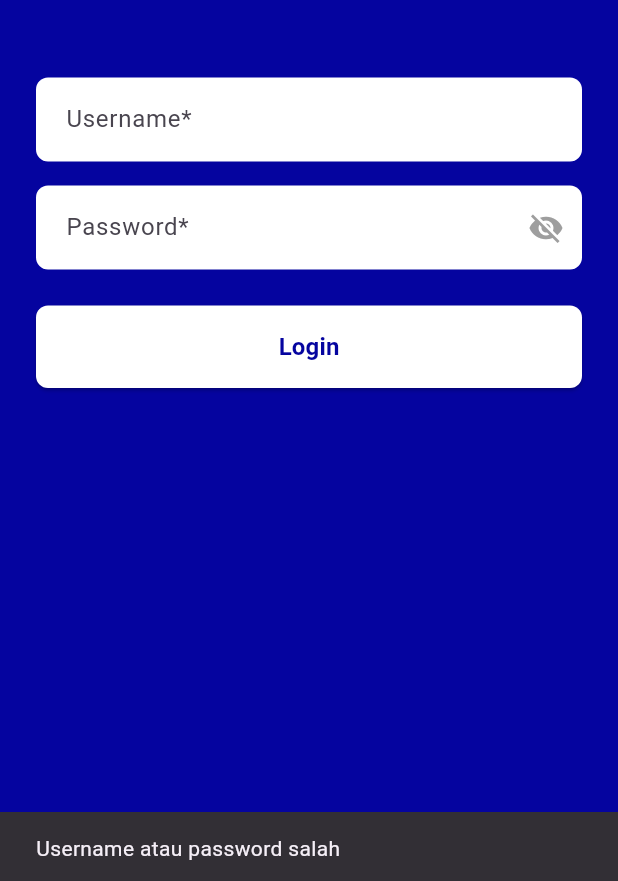
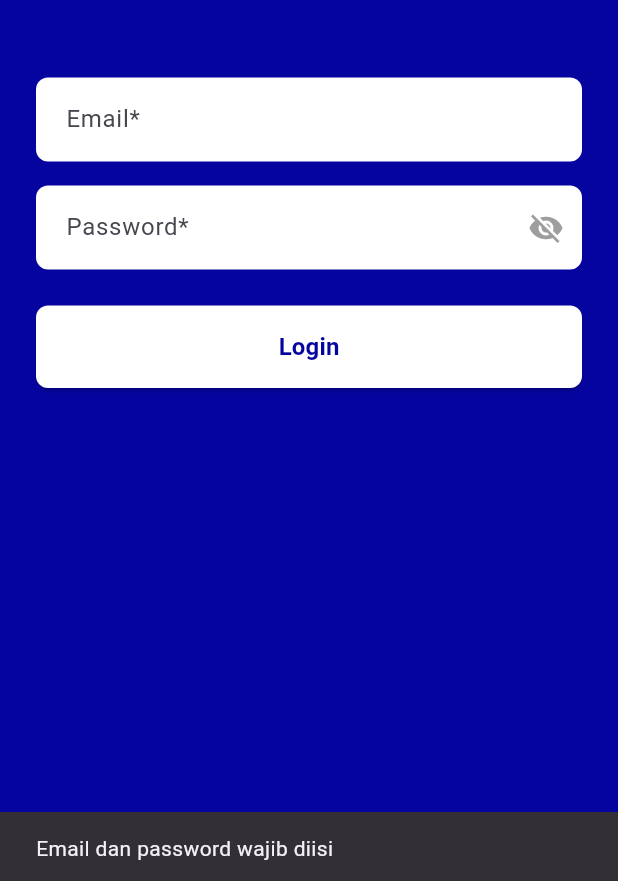
Before and after one commit to dimastianaji/budi_rahayu_care_app, a Flutter app: the AdminLoginPage screen opened by its route, after a tap on "Login", on a phone screen of 412 x 824 dp. Shown: the part 352-1233 px from the top of the screen. Run offline on Flutter 3.47's test engine with Material 3 defaults, Android fonts, the phone set to English and light mode, and no system bars; our stand-ins replace flutter_dotenv, image_picker, supabase_flutter; accounts and stored records are empty; network calls fail.

Commit message:
feat: add Supabase client, auth service, admin route guard, splash and test pages

```diff
--- a/lib/admin/admin_login_page.dart
+++ b/lib/admin/admin_login_page.dart
@@ -1,4 +1,8 @@
 import 'package:flutter/material.dart';
+import 'package:budi_rahayu_care_app/core/supabase/auth_service.dart';
+import 'package:supabase_flutter/supabase_flutter.dart';
+
+
 
 class AdminLoginPage extends StatefulWidget {
   const AdminLoginPage({super.key});
@@ -13,23 +17,41 @@ class _AdminLoginPageState extends State<AdminLoginPage> {
 
   bool _isObscure = true;
 
-  void _handleLogin() {
-    final username = _usernameController.text.trim();
+  final AuthService _authService = AuthService();
+
+void _handleLogin() async {
+  final email = _usernameController.text.trim();
   final password = _passwordController.text.trim();
 
-    // Contoh validasi sederhana
-    if (username == 'admin' && password == '12345') {
+  if (email.isEmpty || password.isEmpty) {
     ScaffoldMessenger.of(context).showSnackBar(
-        const SnackBar(content: Text('Login berhasil!')),
+      const SnackBar(content: Text('Email dan password wajib diisi')),
     );
-      // Arahkan ke halaman dashboard admin misalnya:
+    return;
+  }
+
+  try {
+    await _authService.signInAdmin(
+      email: email,
+      password: password,
+    );
+
+    ScaffoldMessenger.of(context).showSnackBar(
+      const SnackBar(content: Text('Login berhasil')),
+    );
+
     Navigator.pushReplacementNamed(context, '/adminDashboard');
-    } else {
+  } on AuthException catch (e) {
     ScaffoldMessenger.of(context).showSnackBar(
-        const SnackBar(content: Text('Username atau password salah')),
+      SnackBar(content: Text(e.message)),
+    );
+  } catch (e) {
+    ScaffoldMessenger.of(context).showSnackBar(
+      const SnackBar(content: Text('Terjadi kesalahan')),
     );
   }
 }
+
 
   @override
   Widget build(BuildContext context) {
@@ -81,7 +103,7 @@ class _AdminLoginPageState extends State<AdminLoginPage> {
               TextField(
                 controller: _usernameController,
                 decoration: InputDecoration(
-                  hintText: 'Username*',
+                  hintText: 'Email*',
                   filled: true,
                   fillColor: Colors.white,
                   contentPadding: const EdgeInsets.symmetric(
--- /dev/null
+++ b/lib/core/supabase/supabase_client.dart
@@ -0,0 +1,6 @@
+// lib/core/supabase/supabase_client.dart
+import 'package:supabase_flutter/supabase_flutter.dart';
+
+class SupabaseClientHelper {
+  static SupabaseClient get client => Supabase.instance.client;
+}
```
Also changed, not shown: lib/core/guards/admin_guard.dart (added, +66 -0 lines), lib/core/supabase/auth_service.dart (added, +46 -0 lines), lib/main.dart (+11 -0 lines), lib/supabase_test_page.dart (added, +36 -0 lines), lib/core/splash/splash_page.dart (added). Lines whose indentation alone changed are shown as unchanged.
